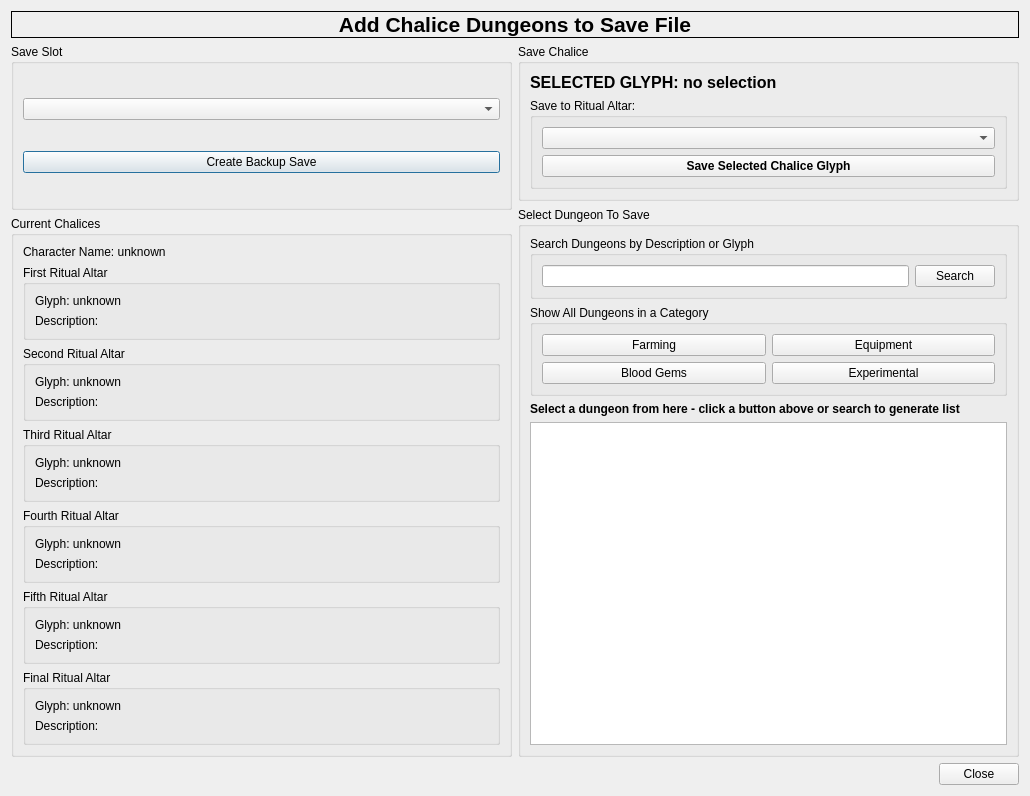
Old version of the form modules/ChaliceEditor.ui in the repository rainmakerv3/BB_Launcher.
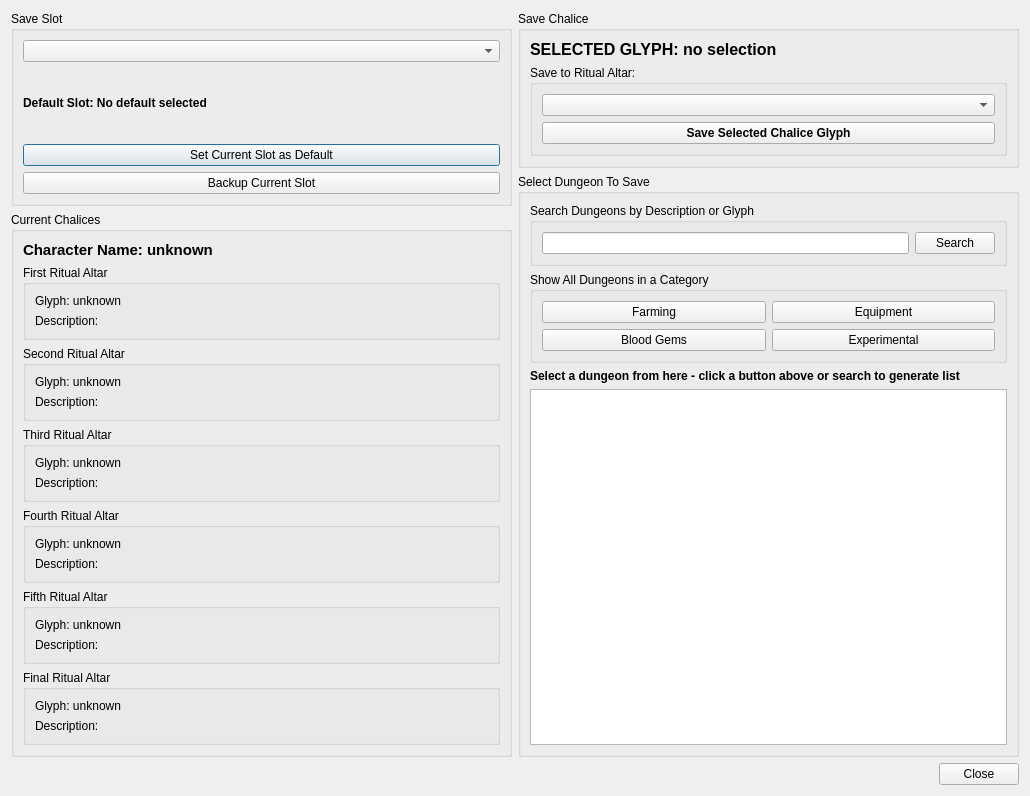
New version of the form.

Commit message: Chalice Editor: allow viewing only when game running + default save selection

Diff of the .ui file:
```diff
--- a/modules/ChaliceEditor.ui
+++ b/modules/ChaliceEditor.ui
@@ -14,25 +14,6 @@
    <string>Add Chalice Dungeons</string>
   </property>
   <layout class="QVBoxLayout" name="verticalLayout_14">
-   <item>
-    <widget class="QLabel" name="GameSaveLabel">
-     <property name="font">
-      <font>
-       <pointsize>16</pointsize>
-       <bold>true</bold>
-      </font>
-     </property>
-     <property name="frameShape">
-      <enum>QFrame::Shape::Box</enum>
-     </property>
-     <property name="text">
-      <string>Add Chalice Dungeons to Save File</string>
-     </property>
-     <property name="alignment">
-      <set>Qt::AlignmentFlag::AlignCenter</set>
-     </property>
-    </widget>
-   </item>
    <item>
     <widget class="QScrollArea" name="scrollArea">
      <property name="frameShape">
@@ -47,7 +28,7 @@
         <x>0</x>
         <y>0</y>
         <width>1012</width>
-        <height>712</height>
+        <height>748</height>
        </rect>
       </property>
       <layout class="QVBoxLayout" name="verticalLayout_13">
@@ -76,10 +57,29 @@
               <item>
                <widget class="QComboBox" name="saveSlotComboBox"/>
               </item>
+              <item>
+               <widget class="QLabel" name="defaultSlotLabel">
+                <property name="font">
+                 <font>
+                  <bold>true</bold>
+                 </font>
+                </property>
+                <property name="text">
+                 <string>Default Slot: No default selected</string>
+                </property>
+               </widget>
+              </item>
+              <item>
+               <widget class="QPushButton" name="defaultButton">
+                <property name="text">
+                 <string>Set Current Slot as Default</string>
+                </property>
+               </widget>
+              </item>
               <item>
                <widget class="QPushButton" name="backupButton">
                 <property name="text">
-                 <string>Create Backup Save</string>
+                 <string>Backup Current Slot</string>
                 </property>
                </widget>
               </item>
@@ -100,6 +100,12 @@
              <layout class="QVBoxLayout" name="verticalLayout_3">
               <item>
                <widget class="QLabel" name="NameLabel">
+                <property name="font">
+                 <font>
+                  <pointsize>11</pointsize>
+                  <bold>true</bold>
+                 </font>
+                </property>
                 <property name="text">
                  <string>Character Name: unknown</string>
                 </property>
```
The commit also changes 4 other files.
